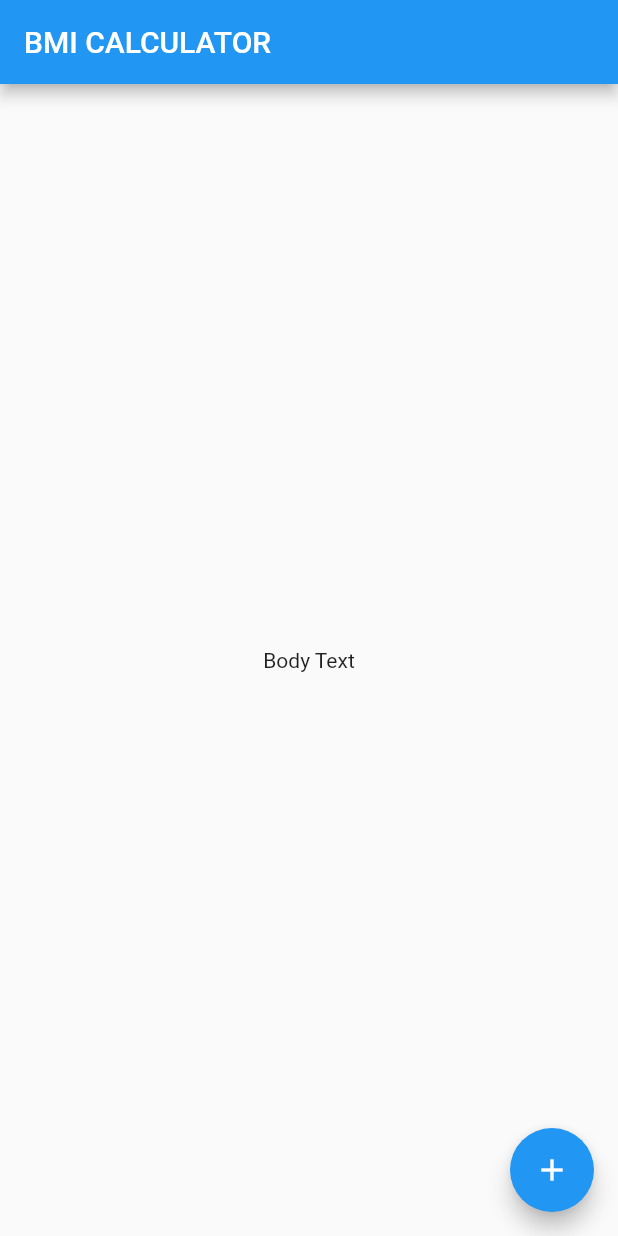
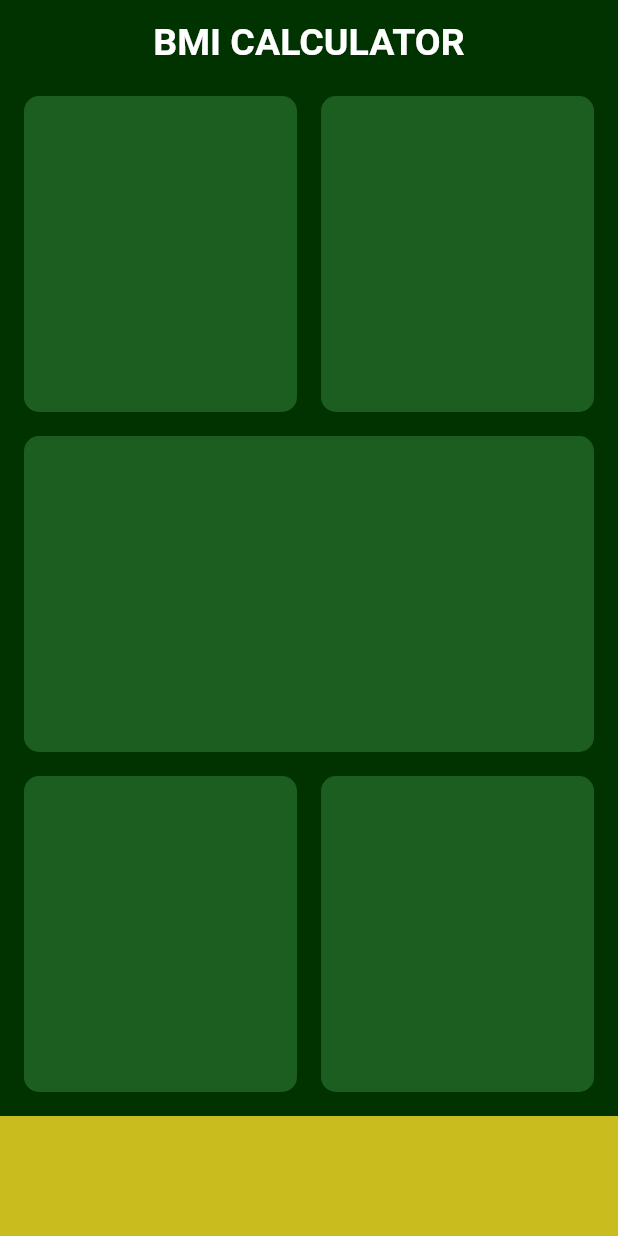
Before and after one commit to martynov-alex/bmi-calculator-flutter, a Flutter app: the screen it shows after launch, on a phone screen of 412 x 824 dp. Run offline on Flutter 3.47's test engine with Material 2 defaults, Android fonts, the phone set to English and light mode, and no system bars.

Commit message:
finish template

```diff
--- /dev/null
+++ b/lib/input_page.dart
@@ -0,0 +1,89 @@
+import 'package:flutter/material.dart';
+
+const double widgetsIndent = 8.0;
+const double bottomContainerHeight = 80.0;
+const Color activeCardColor = Color(0xff1b5e20);
+const Color bottomContainerColor = Color(0xffc9bc1f);
+
+class InputPage extends StatefulWidget {
+  @override
+  _InputPageState createState() => _InputPageState();
+}
+
+class _InputPageState extends State<InputPage> {
+  @override
+  Widget build(BuildContext context) {
+    return Scaffold(
+      appBar: AppBar(
+        title: Text('BMI CALCULATOR'),
+      ),
+      body: Column(
+        children: [
+          Expanded(
+            child: Row(
+              crossAxisAlignment: CrossAxisAlignment.stretch,
+              children: [
+                SizedBox(width: widgetsIndent),
+                Expanded(child: ReusableCard(cardColor: activeCardColor)),
+                Expanded(child: ReusableCard(cardColor: activeCardColor)),
+                SizedBox(width: widgetsIndent),
+              ],
+            ),
+          ),
+          Expanded(
+            child: Row(
+              crossAxisAlignment: CrossAxisAlignment.stretch,
+              children: [
+                SizedBox(width: widgetsIndent),
+                Expanded(child: ReusableCard(cardColor: activeCardColor)),
+                SizedBox(width: widgetsIndent),
+              ],
+            ),
+          ),
+          Expanded(
+            child: Row(
+              crossAxisAlignment: CrossAxisAlignment.stretch,
+              children: [
+                SizedBox(width: widgetsIndent),
+                Expanded(child: ReusableCard(cardColor: activeCardColor)),
+                Expanded(child: ReusableCard(cardColor: activeCardColor)),
+                SizedBox(width: widgetsIndent),
+              ],
+            ),
+          ),
+          Container(
+            color: bottomContainerColor,
+            margin: EdgeInsets.only(top: widgetsIndent),
+            width: double.infinity,
+            height: bottomContainerHeight,
+          ),
+        ],
+      ),
+    );
+  }
+}
+
+// Чтоб вынести виджет нужно выбрать в Flutter Outline -> Extract Widget...
+// После чего будет автоматически создан новый класс из выбранного виджета
+class ReusableCard extends StatelessWidget {
+  // Чтоб сделать параметр обязательным нужно добавить @required
+  ReusableCard({@required this.cardColor});
+
+  // final в начале означает, что данный параметр неизменный, после создания
+  // экземпляра каласса уже нельзя будет поменять это свойство, т.е. класс
+  // станет @immutable т.к. он наследуется от StatelessWidget. Есть только один
+  // путь изменить StatelessWidget - уничтожить старый и создать новый
+  final Color cardColor;
+
+  @override
+  Widget build(BuildContext context) {
+    return Container(
+      margin: EdgeInsets.all(widgetsIndent),
+      padding: EdgeInsets.all(widgetsIndent * 2),
+      decoration: BoxDecoration(
+        color: cardColor,
+        borderRadius: BorderRadius.circular(10),
+      ),
+    );
+  }
+}
--- a/lib/main.dart
+++ b/lib/main.dart
@@ -1,4 +1,5 @@
 import 'package:flutter/material.dart';
+import 'input_page.dart';
 
 void main() => runApp(BMICalculator());
 
@@ -6,29 +7,33 @@ class BMICalculator extends StatelessWidget {
   @override
   Widget build(BuildContext context) {
     return MaterialApp(
+      theme: ThemeData.dark().copyWith(
+        scaffoldBackgroundColor: Color(0xff003300),
+        //primaryColor: Color(0xff003d00),
+        appBarTheme: AppBarTheme(
+          backgroundColor: Color(0xff003300),
+          centerTitle: true,
+          elevation: 0,
+          titleTextStyle: TextStyle(
+            fontSize: 25,
+            fontWeight: FontWeight.bold,
+          ),
+        ),
+        floatingActionButtonTheme: FloatingActionButtonThemeData(
+          backgroundColor: Color(0xffc9bc1f),
+        ),
+        textTheme: TextTheme(
+          bodyText2: TextStyle(
+            fontSize: 20,
+          ),
+        ),
+      ),
+
+      // theme: ThemeData(
+      //   brightness: Brightness.dark,
+      //   ...
+      // ),
       home: InputPage(),
     );
   }
 }
-
-class InputPage extends StatefulWidget {
-  @override
-  _InputPageState createState() => _InputPageState();
-}
-
-class _InputPageState extends State<InputPage> {
-  @override
-  Widget build(BuildContext context) {
-    return Scaffold(
-      appBar: AppBar(
-        title: Text('BMI CALCULATOR'),
-      ),
-      body: Center(
-        child: Text('Body Text'),
-      ),
-      floatingActionButton: FloatingActionButton(
-        child: Icon(Icons.add),
-      ),
-    );
-  }
-}
```
Also changed, not shown: 1 other file.
